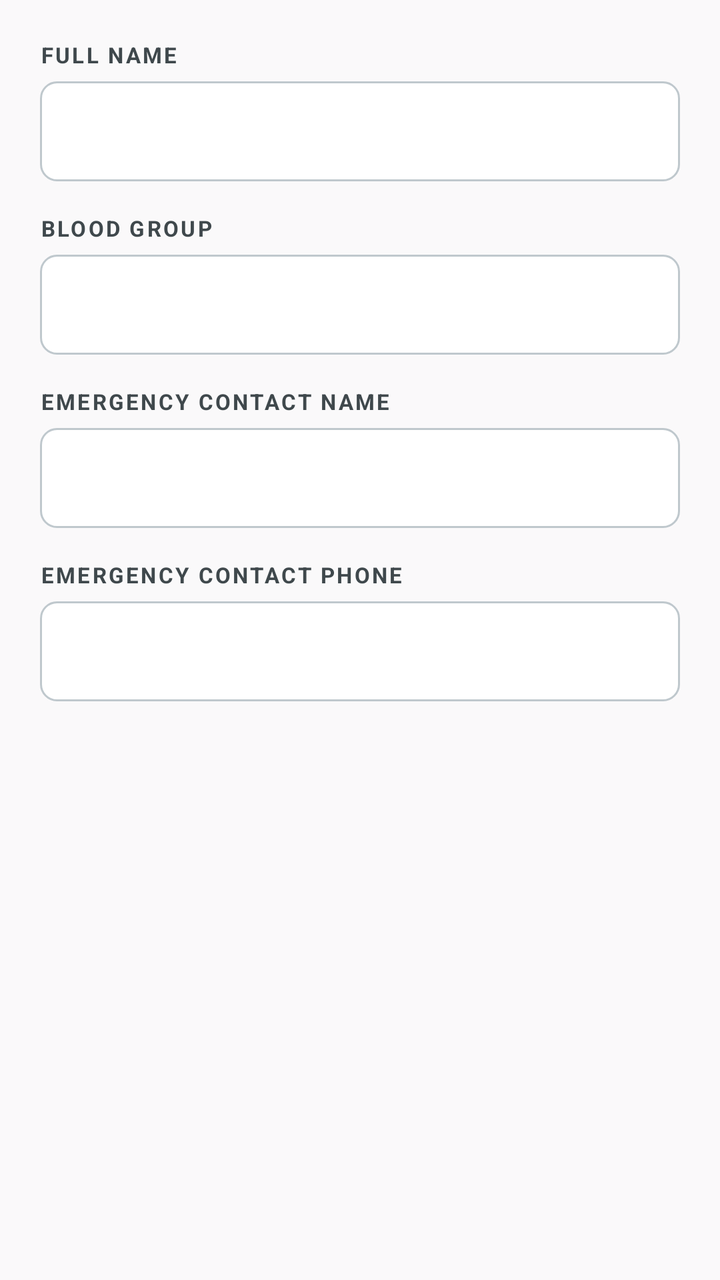
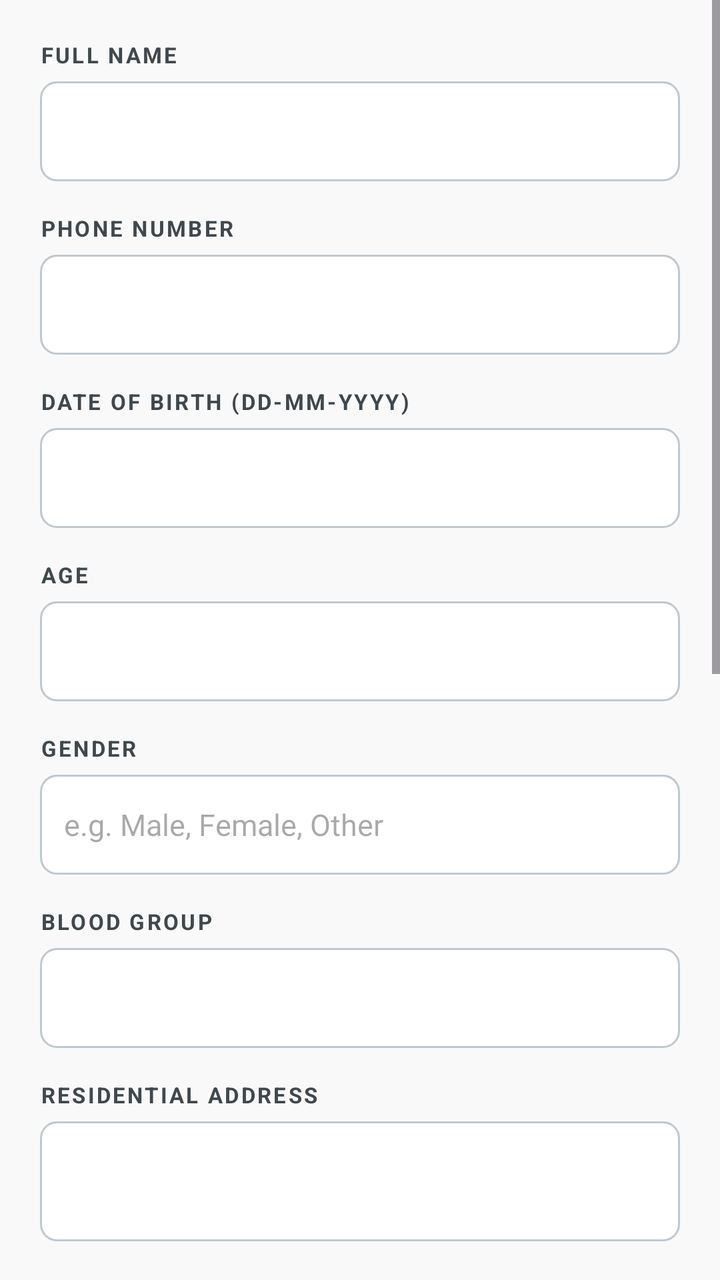

The first picture is an Android layout as it rendered before a commit; the second is the same layout after the commit. The layout source and the unified diff follow.
<!-- AndroidManifest.xml: application theme Theme.Medicare -->
<!-- res/layout/dialog_edit_profile.xml -->
<?xml version="1.0" encoding="utf-8"?>
<LinearLayout xmlns:android="http://schemas.android.com/apk/res/android"
    android:layout_width="match_parent"
    android:layout_height="wrap_content"
    android:orientation="vertical"
    android:padding="20dp">

    
    <TextView
        android:layout_width="wrap_content"
        android:layout_height="wrap_content"
        android:text="FULL NAME"
        android:textSize="11sp"
        android:textStyle="bold"
        android:textColor="@color/text_secondary"
        android:letterSpacing="0.1" />

    <EditText
        android:id="@+id/edit_name"
        android:layout_width="match_parent"
        android:layout_height="50dp"
        android:layout_marginTop="6dp"
        android:background="@drawable/bg_input_selector"
        android:paddingStart="12dp"
        android:paddingEnd="12dp"
        android:textSize="15sp"
        android:inputType="textPersonName"
        android:maxLines="1" />

    
    <TextView
        android:layout_width="wrap_content"
        android:layout_height="wrap_content"
        android:text="BLOOD GROUP"
        android:textSize="11sp"
        android:textStyle="bold"
        android:textColor="@color/text_secondary"
        android:letterSpacing="0.1"
        android:layout_marginTop="16dp" />

    <EditText
        android:id="@+id/edit_blood"
        android:layout_width="match_parent"
        android:layout_height="50dp"
        android:layout_marginTop="6dp"
        android:background="@drawable/bg_input_selector"
        android:paddingStart="12dp"
        android:paddingEnd="12dp"
        android:textSize="15sp"
        android:inputType="text"
        android:maxLines="1" />

    
    <TextView
        android:layout_width="wrap_content"
        android:layout_height="wrap_content"
        android:text="EMERGENCY CONTACT NAME"
        android:textSize="11sp"
        android:textStyle="bold"
        android:textColor="@color/text_secondary"
        android:letterSpacing="0.1"
        android:layout_marginTop="16dp" />

    <EditText
        android:id="@+id/edit_emerg_name"
        android:layout_width="match_parent"
        android:layout_height="50dp"
        android:layout_marginTop="6dp"
        android:background="@drawable/bg_input_selector"
        android:paddingStart="12dp"
        android:paddingEnd="12dp"
        android:textSize="15sp"
        android:inputType="textPersonName"
        android:maxLines="1" />

    
    <TextView
        android:layout_width="wrap_content"
        android:layout_height="wrap_content"
        android:text="EMERGENCY CONTACT PHONE"
        android:textSize="11sp"
        android:textStyle="bold"
        android:textColor="@color/text_secondary"
        android:letterSpacing="0.1"
        android:layout_marginTop="16dp" />

    <EditText
        android:id="@+id/edit_emerg_phone"
        android:layout_width="match_parent"
        android:layout_height="50dp"
        android:layout_marginTop="6dp"
        android:background="@drawable/bg_input_selector"
        android:paddingStart="12dp"
        android:paddingEnd="12dp"
        android:textSize="15sp"
        android:inputType="phone"
        android:maxLines="1" />

</LinearLayout>
<!-- resources referenced by this layout -->
<resources>
  <color name="text_secondary">#3f484c</color>
  <!-- drawable bg_input_selector (drawable) -->
  <?xml version="1.0" encoding="utf-8"?>
  <selector xmlns:android="http://schemas.android.com/apk/res/android">
      <item android:state_focused="true" android:drawable="@drawable/bg_input_focused" />
      <item android:drawable="@drawable/bg_input_default" />
  </selector>
  <style name="Theme.Medicare" parent="Theme.Material3.DayNight.NoActionBar">
  
          <item name="colorPrimary">@color/primary</item>
          <item name="colorPrimaryContainer">@color/primary_dark</item>
  
          <item name="android:statusBarColor">@color/primary_dark</item>
  
          <item name="android:windowBackground">@color/background</item>
  
      </style>
  <!-- drawable bg_input_focused (drawable) -->
  <?xml version="1.0" encoding="utf-8"?>
  <shape xmlns:android="http://schemas.android.com/apk/res/android"
      android:shape="rectangle">
      <solid android:color="@color/white" />
      <stroke
          android:width="2dp"
          android:color="@color/primary" />
      <corners android:radius="8dp" />
  </shape>
  <!-- drawable bg_input_default (drawable) -->
  <?xml version="1.0" encoding="utf-8"?>
  <shape xmlns:android="http://schemas.android.com/apk/res/android"
      android:shape="rectangle">
      <solid android:color="@color/white" />
      <stroke
          android:width="1dp"
          android:color="#BFC8CD" />
      <corners android:radius="8dp" />
  </shape>
  <color name="primary">#004d60</color>
  <color name="primary_dark">#003745</color>
  <color name="background">#faf9fa</color>
  <color name="white">#ffffff</color>
</resources>

<!-- the commit's change to res/layout/dialog_edit_profile.xml (unified diff, before → after) -->
@@ -1,99 +1,316 @@
 <?xml version="1.0" encoding="utf-8"?>
-<LinearLayout xmlns:android="http://schemas.android.com/apk/res/android"
+<ScrollView xmlns:android="http://schemas.android.com/apk/res/android"
     android:layout_width="match_parent"
-    android:layout_height="wrap_content"
-    android:orientation="vertical"
-    android:padding="20dp">
-
-    
-    <TextView
-        android:layout_width="wrap_content"
+    android:layout_height="wrap_content">
+
+    <LinearLayout
+        android:layout_width="match_parent"
         android:layout_height="wrap_content"
-        android:text="FULL NAME"
-        android:textSize="11sp"
-        android:textStyle="bold"
-        android:textColor="@color/text_secondary"
-        android:letterSpacing="0.1" />
-
-    <EditText
-        android:id="@+id/edit_name"
-        android:layout_width="match_parent"
-        android:layout_height="50dp"
-        android:layout_marginTop="6dp"
-        android:background="@drawable/bg_input_selector"
-        android:paddingStart="12dp"
-        android:paddingEnd="12dp"
-        android:textSize="15sp"
-        android:inputType="textPersonName"
-        android:maxLines="1" />
-
-    
-    <TextView
-        android:layout_width="wrap_content"
-        android:layout_height="wrap_content"
-        android:text="BLOOD GROUP"
-        android:textSize="11sp"
-        android:textStyle="bold"
-        android:textColor="@color/text_secondary"
-        android:letterSpacing="0.1"
-        android:layout_marginTop="16dp" />
-
-    <EditText
-        android:id="@+id/edit_blood"
-        android:layout_width="match_parent"
-        android:layout_height="50dp"
-        android:layout_marginTop="6dp"
-        android:background="@drawable/bg_input_selector"
-        android:paddingStart="12dp"
-        android:paddingEnd="12dp"
-        android:textSize="15sp"
-        android:inputType="text"
-        android:maxLines="1" />
-
-    
-    <TextView
-        android:layout_width="wrap_content"
-        android:layout_height="wrap_content"
-        android:text="EMERGENCY CONTACT NAME"
-        android:textSize="11sp"
-        android:textStyle="bold"
-        android:textColor="@color/text_secondary"
-        android:letterSpacing="0.1"
-        android:layout_marginTop="16dp" />
-
-    <EditText
-        android:id="@+id/edit_emerg_name"
-        android:layout_width="match_parent"
-        android:layout_height="50dp"
-        android:layout_marginTop="6dp"
-        android:background="@drawable/bg_input_selector"
-        android:paddingStart="12dp"
-        android:paddingEnd="12dp"
-        android:textSize="15sp"
-        android:inputType="textPersonName"
-        android:maxLines="1" />
-
-    
-    <TextView
-        android:layout_width="wrap_content"
-        android:layout_height="wrap_content"
-        android:text="EMERGENCY CONTACT PHONE"
-        android:textSize="11sp"
-        android:textStyle="bold"
-        android:textColor="@color/text_secondary"
-        android:letterSpacing="0.1"
-        android:layout_marginTop="16dp" />
-
-    <EditText
-        android:id="@+id/edit_emerg_phone"
-        android:layout_width="match_parent"
-        android:layout_height="50dp"
-        android:layout_marginTop="6dp"
-        android:background="@drawable/bg_input_selector"
-        android:paddingStart="12dp"
-        android:paddingEnd="12dp"
-        android:textSize="15sp"
-        android:inputType="phone"
-        android:maxLines="1" />
-
-</LinearLayout>
+        android:orientation="vertical"
+        android:padding="20dp">
+
+        
+        <TextView
+            android:layout_width="wrap_content"
+            android:layout_height="wrap_content"
+            android:text="FULL NAME"
+            android:textSize="11sp"
+            android:textStyle="bold"
+            android:textColor="@color/text_secondary"
+            android:letterSpacing="0.1" />
+
+        <EditText
+            android:id="@+id/edit_name"
+            android:layout_width="match_parent"
+            android:layout_height="50dp"
+            android:layout_marginTop="6dp"
+            android:background="@drawable/bg_input_selector"
+            android:paddingStart="12dp"
+            android:paddingEnd="12dp"
+            android:textSize="15sp"
+            android:inputType="textPersonName"
+            android:maxLines="1" />
+
+        
+        <TextView
+            android:layout_width="wrap_content"
+            android:layout_height="wrap_content"
+            android:text="PHONE NUMBER"
+            android:textSize="11sp"
+            android:textStyle="bold"
+            android:textColor="@color/text_secondary"
+            android:letterSpacing="0.1"
+            android:layout_marginTop="16dp" />
+
+        <EditText
+            android:id="@+id/edit_phone"
+            android:layout_width="match_parent"
+            android:layout_height="50dp"
+            android:layout_marginTop="6dp"
+            android:background="@drawable/bg_input_selector"
+            android:paddingStart="12dp"
+            android:paddingEnd="12dp"
+            android:textSize="15sp"
+            android:inputType="phone"
+            android:maxLines="1" />
+
+        
+        <TextView
+            android:layout_width="wrap_content"
+            android:layout_height="wrap_content"
+            android:text="DATE OF BIRTH (DD-MM-YYYY)"
+            android:textSize="11sp"
+            android:textStyle="bold"
+            android:textColor="@color/text_secondary"
+            android:letterSpacing="0.1"
+            android:layout_marginTop="16dp" />
+
+        <EditText
+            android:id="@+id/edit_dob"
+            android:layout_width="match_parent"
+            android:layout_height="50dp"
+            android:layout_marginTop="6dp"
+            android:background="@drawable/bg_input_selector"
+            android:paddingStart="12dp"
+            android:paddingEnd="12dp"
+            android:textSize="15sp"
+            android:focusable="false"
+            android:clickable="true" />
+
+        
+        <TextView
+            android:layout_width="wrap_content"
+            android:layout_height="wrap_content"
+            android:text="AGE"
+            android:textSize="11sp"
+            android:textStyle="bold"
+            android:textColor="@color/text_secondary"
+            android:letterSpacing="0.1"
+            android:layout_marginTop="16dp" />
+
+        <EditText
+            android:id="@+id/edit_age"
+            android:layout_width="match_parent"
+            android:layout_height="50dp"
+            android:layout_marginTop="6dp"
+            android:background="@drawable/bg_input_selector"
+            android:paddingStart="12dp"
+            android:paddingEnd="12dp"
+            android:textSize="15sp"
+            android:inputType="number"
+            android:maxLines="1" />
+
+        
+        <TextView
+            android:layout_width="wrap_content"
+            android:layout_height="wrap_content"
+            android:text="GENDER"
+            android:textSize="11sp"
+            android:textStyle="bold"
+            android:textColor="@color/text_secondary"
+            android:letterSpacing="0.1"
+            android:layout_marginTop="16dp" />
+
+        <EditText
+            android:id="@+id/edit_gender"
+            android:layout_width="match_parent"
+            android:layout_height="50dp"
+            android:layout_marginTop="6dp"
+            android:background="@drawable/bg_input_selector"
+            android:paddingStart="12dp"
+            android:paddingEnd="12dp"
+            android:textSize="15sp"
+            android:hint="e.g. Male, Female, Other"
+            android:maxLines="1" />
+
+        
+        <TextView
+            android:layout_width="wrap_content"
+            android:layout_height="wrap_content"
+            android:text="BLOOD GROUP"
+            android:textSize="11sp"
+            android:textStyle="bold"
+            android:textColor="@color/text_secondary"
+            android:letterSpacing="0.1"
+            android:layout_marginTop="16dp" />
+
+        <EditText
+            android:id="@+id/edit_blood"
+            android:layout_width="match_parent"
+            android:layout_height="50dp"
+            android:layout_marginTop="6dp"
+            android:background="@drawable/bg_input_selector"
+            android:paddingStart="12dp"
+            android:paddingEnd="12dp"
+            android:textSize="15sp"
+            android:maxLines="1" />
+
+        
+        <TextView
+            android:layout_width="wrap_content"
+            android:layout_height="wrap_content"
+            android:text="RESIDENTIAL ADDRESS"
+            android:textSize="11sp"
+            android:textStyle="bold"
+            android:textColor="@color/text_secondary"
+            android:letterSpacing="0.1"
+            android:layout_marginTop="16dp" />
+
+        <EditText
+            android:id="@+id/edit_address"
+            android:layout_width="match_parent"
+            android:layout_height="wrap_content"
+            android:minHeight="60dp"
+            android:layout_marginTop="6dp"
+            android:background="@drawable/bg_input_selector"
+            android:padding="12dp"
+            android:gravity="top|start"
+            android:inputType="textMultiLine"
+            android:textSize="15sp" />
+
+        
+        <TextView
+            android:layout_width="wrap_content"
+            android:layout_height="wrap_content"
+            android:text="ALLERGIES"
+            android:textSize="11sp"
+            android:textStyle="bold"
+            android:textColor="@color/text_secondary"
+            android:letterSpacing="0.1"
+            android:layout_marginTop="16dp" />
+
+        <EditText
+            android:id="@+id/edit_allergies"
+            android:layout_width="match_parent"
+            android:layout_height="wrap_content"
+            android:minHeight="60dp"
+            android:layout_marginTop="6dp"
+            android:background="@drawable/bg_input_selector"
+            android:padding="12dp"
+            android:gravity="top|start"
+            android:inputType="textMultiLine"
+            android:textSize="15sp" />
+
+        
+        <TextView
+            android:layout_width="wrap_content"
+            android:layout_height="wrap_content"
+            android:text="EXISTING CONDITIONS"
+            android:textSize="11sp"
+            android:textStyle="bold"
+            android:textColor="@color/text_secondary"
+            android:letterSpacing="0.1"
+            android:layout_marginTop="16dp" />
+
+        <EditText
+            android:id="@+id/edit_conditions"
+            android:layout_width="match_parent"
+            android:layout_height="wrap_content"
+            android:minHeight="60dp"
+            android:layout_marginTop="6dp"
+            android:background="@drawable/bg_input_selector"
+            android:padding="12dp"
+            android:gravity="top|start"
+            android:inputType="textMultiLine"
+            android:textSize="15sp" />
+
+        
+        <TextView
+            android:layout_width="wrap_content"
+            android:layout_height="wrap_content"
+            android:text="CURRENT MEDICATIONS"
+            android:textSize="11sp"
+            android:textStyle="bold"
+            android:textColor="@color/text_secondary"
+            android:letterSpacing="0.1"
+            android:layout_marginTop="16dp" />
+
+        <EditText
+            android:id="@+id/edit_medications"
+            android:layout_width="match_parent"
+            android:layout_height="wrap_content"
+            android:minHeight="60dp"
+            android:layout_marginTop="6dp"
+            android:background="@drawable/bg_input_selector"
+            android:padding="12dp"
+            android:gravity="top|start"
+            android:inputType="textMultiLine"
+            android:textSize="15sp" />
+
+        <View
+            android:layout_width="match_parent"
+            android:layout_height="1dp"
+            android:background="@color/divider"
+            android:layout_marginTop="20dp"
+            android:layout_marginBottom="20dp"/>
+
+        
+        <TextView
+            android:layout_width="wrap_content"
+            android:layout_height="wrap_content"
+            android:text="EMERGENCY CONTACT NAME"
+            android:textSize="11sp"
+            android:textStyle="bold"
+            android:textColor="@color/text_secondary"
+            android:letterSpacing="0.1" />
+
+        <EditText
+            android:id="@+id/edit_emerg_name"
+            android:layout_width="match_parent"
+            android:layout_height="50dp"
+            android:layout_marginTop="6dp"
+            android:background="@drawable/bg_input_selector"
+            android:paddingStart="12dp"
+            android:paddingEnd="12dp"
+            android:textSize="15sp"
+            android:inputType="textPersonName"
+            android:maxLines="1" />
+
+        
+        <TextView
+            android:layout_width="wrap_content"
+            android:layout_height="wrap_content"
+            android:text="RELATIONSHIP"
+            android:textSize="11sp"
+            android:textStyle="bold"
+            android:textColor="@color/text_secondary"
+            android:letterSpacing="0.1"
+            android:layout_marginTop="16dp" />
+
+        <EditText
+            android:id="@+id/edit_emerg_relationship"
+            android:layout_width="match_parent"
+            android:layout_height="50dp"
+            android:layout_marginTop="6dp"
+            android:background="@drawable/bg_input_selector"
+            android:paddingStart="12dp"
+            android:paddingEnd="12dp"
+            android:textSize="15sp"
+            android:hint="e.g. Spouse, Parent, Friend"
+            android:maxLines="1" />
+
+        
+        <TextView
+            android:layout_width="wrap_content"
+            android:layout_height="wrap_content"
+            android:text="EMERGENCY CONTACT PHONE"
+            android:textSize="11sp"
+            android:textStyle="bold"
+            android:textColor="@color/text_secondary"
+            android:letterSpacing="0.1"
+            android:layout_marginTop="16dp" />
+
+        <EditText
+            android:id="@+id/edit_emerg_phone"
+            android:layout_width="match_parent"
+            android:layout_height="50dp"
+            android:layout_marginTop="6dp"
+            android:background="@drawable/bg_input_selector"
+            android:paddingStart="12dp"
+            android:paddingEnd="12dp"
+            android:textSize="15sp"
+            android:inputType="phone"
+            android:maxLines="1" />
+
+    </LinearLayout>
+</ScrollView>
<!-- resource entries referenced after the edit -->
@@ -1,5 +1,6 @@
 <!-- resources referenced by this layout -->
 <resources>
+  <color name="divider">#e0e0e0</color>
   <color name="text_secondary">#3f484c</color>
   <!-- drawable bg_input_selector (drawable) -->
   <?xml version="1.0" encoding="utf-8"?>
